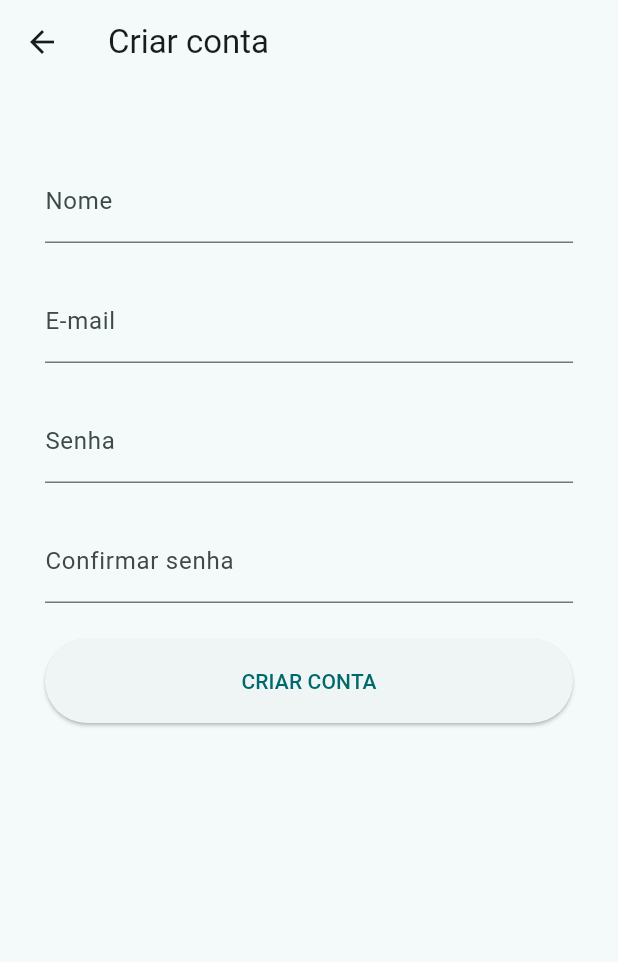
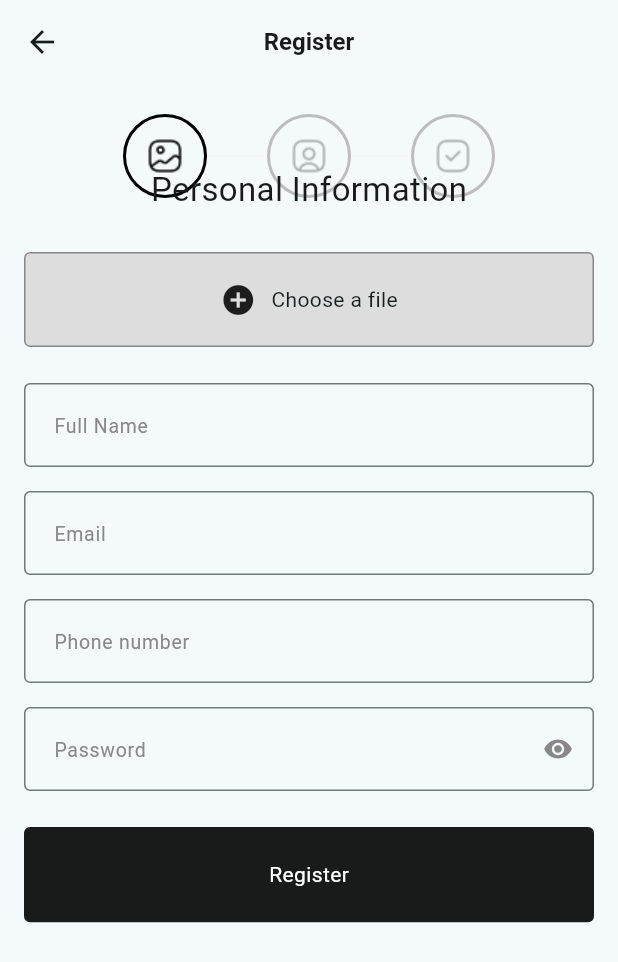
Before and after one commit to omarabukaraki/cut-spot, a Flutter app: the RegisterPage screen opened directly, on a phone screen of 412 x 824 dp. Shown: the top 962 px of the screen. Run offline on Flutter 3.47's test engine with Material 3 defaults, Android fonts, the phone set to English and light mode, and no system bars; drawn by our look-alikes of easy_stepper.

Commit message:
finish register page ui

```diff
--- a/lib/features/auth/register_page.dart
+++ b/lib/features/auth/register_page.dart
@@ -1,4 +1,9 @@
+import 'package:cut_spot/core/utils/app_color.dart';
+import 'package:cut_spot/core/widget/custom_text_feild.dart';
+import 'package:cut_spot/features/auth/widget/login_register_widget/custom_lr_button.dart';
 import 'package:flutter/material.dart';
+import 'widget/register_widget/custom_stepper.dart';
+import 'widget/register_widget/picture_upload.dart';
 
 class RegisterPage extends StatefulWidget {
   const RegisterPage({super.key});
@@ -7,96 +12,73 @@ class RegisterPage extends StatefulWidget {
   State<RegisterPage> createState() => _RegisterPageState();
 }
 
-final class _RegisterPageState extends State<RegisterPage> {
-  final formKey = GlobalKey<FormState>();
-  final nameController = TextEditingController();
-  final emailController = TextEditingController();
-  final passwordController = TextEditingController();
-
-  @override
-  void dispose() {
-    nameController.dispose();
-    emailController.dispose();
-    passwordController.dispose();
-    super.dispose();
-  }
+class _RegisterPageState extends State<RegisterPage> {
+  int activeStep = 0;
 
   @override
   Widget build(BuildContext context) {
-    return Scaffold(
+    return Container(
+      color: Colors.white,
+      child: SafeArea(
+        child: Scaffold(
           appBar: AppBar(
-        title: const Text('Criar conta'),
+            centerTitle: true,
+            title: const Text(
+              'Register',
+              style: TextStyle(
+                  color: AppColor.kPrimary,
+                  fontWeight: FontWeight.bold,
+                  height: 1,
+                  fontSize: 16),
             ),
-      body: Form(
-        key: formKey,
-        child: ListView(
-          padding: const EdgeInsets.all(30),
+          ),
+          body: Container(
+            margin: const EdgeInsets.symmetric(horizontal: 16),
+            width: MediaQuery.of(context).size.width,
+            height: MediaQuery.of(context).size.height,
+            child: SingleChildScrollView(
+              child: Column(
+                mainAxisAlignment: MainAxisAlignment.spaceBetween,
+                crossAxisAlignment: CrossAxisAlignment.center,
                 children: [
-            const SizedBox(height: 20),
-            TextFormField(
-              controller: nameController,
-              decoration: const InputDecoration(label: Text('Nome')),
-              onTapOutside: (_) => context.unfocus(),
-              // validator: Validatorless.required('Nome obrigatório'),
+                  CustomSteppers(
+                    activeStep: activeStep,
                   ),
-            const SizedBox(height: 24),
-            TextFormField(
-              controller: emailController,
-              keyboardType: TextInputType.emailAddress,
-              decoration: const InputDecoration(label: Text('E-mail')),
-              // onTapOutside: (_) => context.unfocus(),
-              // validator: Validatorless.multiple([
-              //   Validatorless.required('E-mail obrigatório'),
-              //   Validatorless.email('E-mail inválido'),
-              // ]),
+                  const PictureUpload(),
+                  const CustomTextFiled(
+                    hintText: 'Full Name',
+                    withIcon: false,
                   ),
-            const SizedBox(height: 24),
-            TextFormField(
-              controller: passwordController,
-              decoration: const InputDecoration(label: Text('Senha')),
-              obscureText: true,
-              // onTapOutside: (_) => context.unfocus(),
-              // validator: Validatorless.multiple([
-              //   Validatorless.required('Senha obrigatória'),
-              //   Validatorless.min(6, 'Senha deve ter no mínimo 6 caracteres'),
-              // ]),
+                  const CustomTextFiled(
+                    hintText: 'Email',
+                    withIcon: false,
                   ),
-            const SizedBox(height: 24),
-            TextFormField(
-              decoration: const InputDecoration(label: Text('Confirmar senha')),
-              obscureText: true,
-              // onTapOutside: (_) => context.unfocus(),
-              // validator: Validatorless.multiple([
-              //   Validatorless.required('Senha obrigatória'),
-              //   Validatorless.compare(
-              //     passwordController,
-              //     'Senhas não conferem',
-              //   ),
-              // ]),
+                  const CustomTextFiled(
+                    hintText: 'Phone number',
+                    withIcon: false,
                   ),
-            const SizedBox(height: 24),
-            ElevatedButton(
-              onPressed: () {},
-              // onPressed: () => switch (formKey.currentState?.validate()) {
-              // null || false => context.showError('Formulário inválido'),
-              // true => userRegisterVM.register(
-              //     name: nameController.text,
-              //     email: emailController.text,
-              //     password: passwordController.text,
-              //   ),
-              // },
-              style: ElevatedButton.styleFrom(
-                minimumSize: const Size.fromHeight(56),
+                  CustomTextFiled(
+                    hintText: 'Password',
+                    withIcon: true,
+                    iconButton: () {},
                   ),
-              child: const Text('CRIAR CONTA'),
+                  CustomLRButton(
+                    onTap: () {
+                      setState(() {
+                        activeStep++;
+                      });
+                    },
+                    isDark: true,
+                    buttonLabel: 'Register',
+                    paddingHorizontal: 0,
+                    paddingVertical: 16,
                   ),
                 ],
+              ),
+            ),
+          ),
         ),
       ),
     );
   }
 }
-
-extension FormExtension on BuildContext {
-  void unfocus() => FocusScope.of(this).unfocus();
-}
--- /dev/null
+++ b/lib/features/auth/widget/register_widget/custom_stepper.dart
@@ -0,0 +1,86 @@
+import 'package:cut_spot/core/utils/app_color.dart';
+import 'package:easy_stepper/easy_stepper.dart';
+import 'package:flutter/material.dart';
+
+class CustomSteppers extends StatelessWidget {
+  const CustomSteppers(
+      {super.key, this.title, this.onStepReached, required this.activeStep});
+
+  final void Function(int)? onStepReached;
+  final int activeStep;
+  final String? title;
+  @override
+  Widget build(BuildContext context) {
+    return Stack(
+      alignment: const Alignment(0, 0.7),
+      children: [
+        EasyStepper(
+          internalPadding: 0,
+          defaultStepBorderType: BorderType.normal,
+          activeStepBorderColor: Colors.black,
+          activeStep: activeStep,
+          // lineLength: 50,
+          lineStyle: const LineStyle(
+            activeLineColor: Color(0xffF4F4F4),
+            defaultLineColor: Color(0xffF4F4F4),
+            unreachedLineColor: Color(0xffF4F4F4),
+            lineType: LineType.normal,
+          ),
+          stepShape: StepShape.rRectangle,
+          stepBorderRadius: 50,
+          borderThickness: 2,
+          padding: const EdgeInsets.all(20),
+          stepRadius: 28,
+          finishedStepBorderColor: const Color(0xffF4F4F4),
+          finishedStepTextColor: const Color(0xffF4F4F4),
+          finishedStepBackgroundColor: const Color(0xffF4F4F4),
+          activeStepIconColor: const Color(0xffF4F4F4),
+          showLoadingAnimation: false,
+          steps: [
+            EasyStep(
+              customStep: ClipRRect(
+                borderRadius: BorderRadius.circular(15),
+                child: Opacity(
+                  opacity: activeStep >= 0 ? 1 : 0.3,
+                  child: Padding(
+                    padding: const EdgeInsets.all(2),
+                    child: Image.asset('assets/images/gallery.png'),
+                  ),
+                ),
+              ),
+            ),
+            EasyStep(
+              customStep: ClipRRect(
+                borderRadius: BorderRadius.circular(15),
+                child: Opacity(
+                  opacity: activeStep >= 1 ? 1 : 0.3,
+                  child: Padding(
+                    padding: const EdgeInsets.all(2),
+                    child: Image.asset('assets/images/user-square.png'),
+                  ),
+                ),
+              ),
+            ),
+            EasyStep(
+              customStep: ClipRRect(
+                borderRadius: BorderRadius.circular(15),
+                child: Opacity(
+                  opacity: activeStep >= 2 ? 1 : 0.3,
+                  child: Padding(
+                    padding: const EdgeInsets.all(2),
+                    child: Image.asset('assets/images/tick-square.png'),
+                  ),
+                ),
+              ),
+            ),
+          ],
+          // onStepReached: onStepReached,
+        ),
+        Text(
+          title ?? 'Personal Information',
+          style: const TextStyle(color: AppColor.kPrimary, fontSize: 22),
+        ),
+      ],
+    );
+  }
+}
--- /dev/null
+++ b/lib/features/auth/widget/register_widget/picture_upload.dart
@@ -0,0 +1,33 @@
+import 'package:cut_spot/core/utils/app_color.dart';
+import 'package:flutter/material.dart';
+
+class PictureUpload extends StatelessWidget {
+  const PictureUpload({super.key, this.onTap});
+  final VoidCallback? onTap;
+  @override
+  Widget build(BuildContext context) {
+    return Column(
+      children: [
+        Container(
+          margin: const EdgeInsets.symmetric(vertical: 16),
+          width: MediaQuery.of(context).size.width,
+          height: MediaQuery.of(context).size.height / 13,
+          decoration: BoxDecoration(
+              color: const Color(0xffDDDDDD),
+              borderRadius: BorderRadius.circular(4),
+              border: Border.all(color: AppColor.kFontGray)),
+          child: const Row(
+            mainAxisAlignment: MainAxisAlignment.center,
+            children: [
+              Icon(Icons.add_circle),
+              SizedBox(
+                width: 10,
+              ),
+              Text('Choose a file')
+            ],
+          ),
+        ),
+      ],
+    );
+  }
+}
--- a/pubspec.yaml
+++ b/pubspec.yaml
@@ -35,6 +35,7 @@ dependencies:
   # The following adds the Cupertino Icons font to your application.
   # Use with the CupertinoIcons class for iOS style icons.
   cupertino_icons: ^1.0.6
+  easy_stepper: ^0.8.3
 
 dev_dependencies:
   flutter_test:
```
Also changed, not shown: assets/images/gallery.png (added), assets/images/tick-square.png (added), assets/images/user-square.png (added), pubspec.lock. Lines whose indentation alone changed are shown as unchanged.
